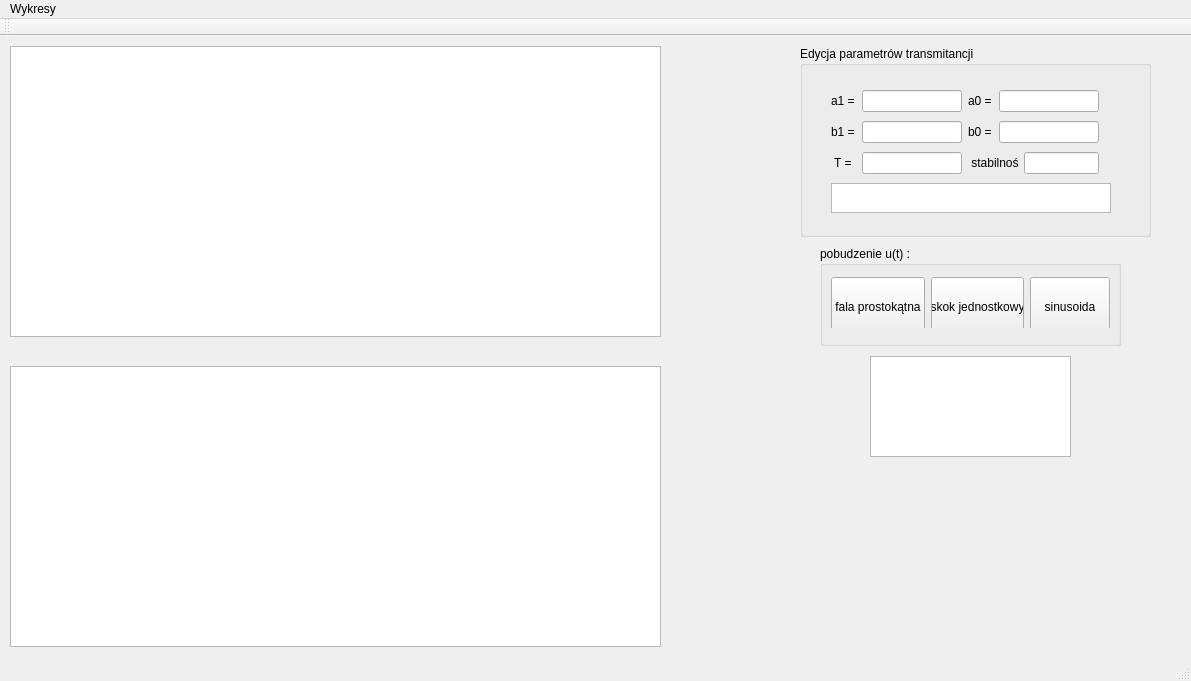
This is MMM_PL_JO/mainwindow.ui in julia-okuniewska/MMM_PL_JO as Qt 5 draws it before an edit. The edited form follows.
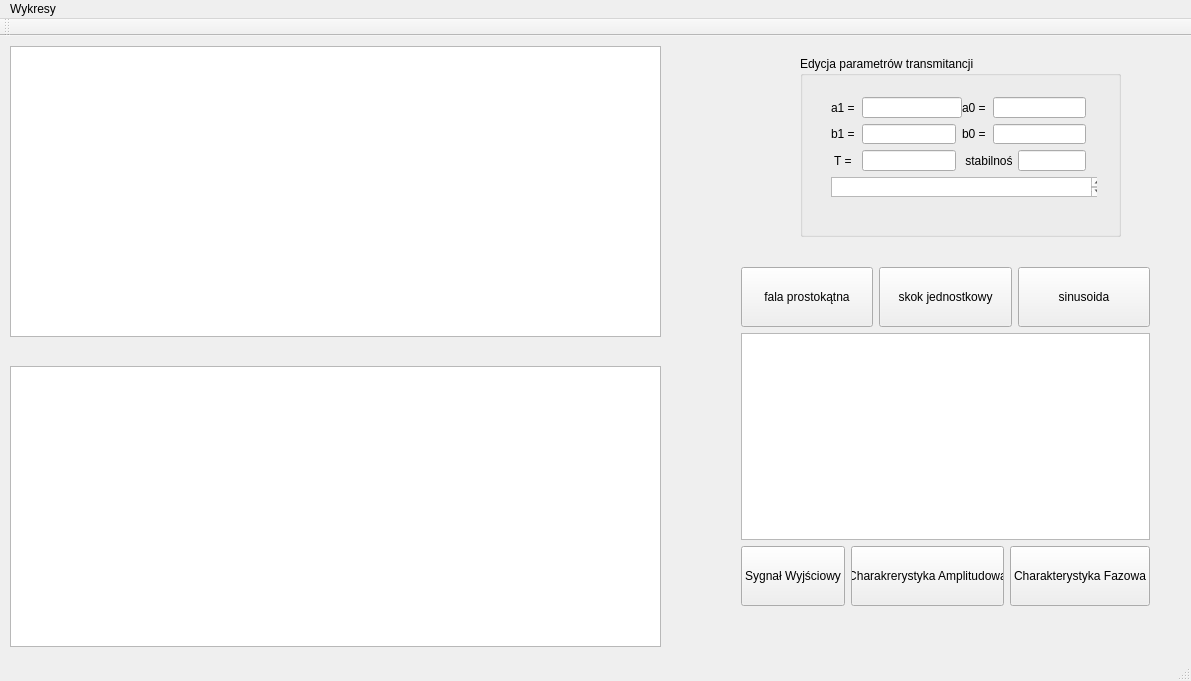
This is the edited form. Custom widgets are drawn as their Qt base class.

```diff
--- a/MMM_PL_JO/mainwindow.ui
+++ b/MMM_PL_JO/mainwindow.ui
@@ -24,89 +24,23 @@
      </rect>
     </property>
    </widget>
-   <widget class="QGroupBox" name="groupBox">
+   <widget class="QtCharts::QChartView" name="graphicsView_2">
     <property name="geometry">
      <rect>
-      <x>820</x>
-      <y>210</y>
-      <width>301</width>
-      <height>100</height>
+      <x>10</x>
+      <y>330</y>
+      <width>651</width>
+      <height>281</height>
      </rect>
     </property>
-    <property name="minimumSize">
-     <size>
-      <width>0</width>
-      <height>100</height>
-     </size>
-    </property>
-    <property name="maximumSize">
-     <size>
-      <width>16777215</width>
-      <height>100</height>
-     </size>
-    </property>
-    <property name="title">
-     <string>pobudzenie u(t) :</string>
-    </property>
-    <widget class="QWidget" name="horizontalLayoutWidget_3">
-     <property name="geometry">
-      <rect>
-       <x>0</x>
-       <y>20</y>
-       <width>301</width>
-       <height>62</height>
-      </rect>
-     </property>
-     <layout class="QHBoxLayout" name="horizontalLayout_3">
-      <item>
-       <widget class="QPushButton" name="pushButton">
-        <property name="minimumSize">
-         <size>
-          <width>0</width>
-          <height>60</height>
-         </size>
-        </property>
-        <property name="text">
-         <string>fala prostokątna</string>
-        </property>
-       </widget>
-      </item>
-      <item>
-       <widget class="QPushButton" name="pushButton_2">
-        <property name="minimumSize">
-         <size>
-          <width>0</width>
-          <height>60</height>
-         </size>
-        </property>
-        <property name="text">
-         <string>skok jednostkowy</string>
-        </property>
-       </widget>
-      </item>
-      <item>
-       <widget class="QPushButton" name="pushButton_3">
-        <property name="minimumSize">
-         <size>
-          <width>0</width>
-          <height>60</height>
-         </size>
-        </property>
-        <property name="text">
-         <string>sinusoida</string>
-        </property>
-       </widget>
-      </item>
-     </layout>
-    </widget>
    </widget>
    <widget class="QGroupBox" name="groupBox_2">
     <property name="geometry">
      <rect>
       <x>800</x>
-      <y>10</y>
-      <width>351</width>
-      <height>191</height>
+      <y>20</y>
+      <width>321</width>
+      <height>181</height>
      </rect>
     </property>
     <property name="title">
@@ -117,17 +51,11 @@
       <rect>
        <x>20</x>
        <y>30</y>
-       <width>302</width>
-       <height>151</height>
+       <width>277</width>
+       <height>122</height>
       </rect>
      </property>
-     <layout class="QFormLayout" name="formLayout">
-      <property name="labelAlignment">
-       <set>Qt::AlignCenter</set>
-      </property>
-      <property name="formAlignment">
-       <set>Qt::AlignCenter</set>
-      </property>
+     <layout class="QGridLayout" name="gridLayout">
       <item row="0" column="0">
        <layout class="QHBoxLayout" name="horizontalLayout">
         <item>
@@ -315,25 +243,109 @@
      </layout>
     </widget>
    </widget>
-   <widget class="QPlainTextEdit" name="transmitationWindow">
+   <widget class="QWidget" name="verticalLayoutWidget">
     <property name="geometry">
      <rect>
-      <x>870</x>
-      <y>320</y>
-      <width>201</width>
-      <height>101</height>
+      <x>730</x>
+      <y>220</y>
+      <width>431</width>
+      <height>361</height>
      </rect>
     </property>
-   </widget>
-   <widget class="QtCharts::QChartView" name="graphicsView_2">
-    <property name="geometry">
-     <rect>
-      <x>10</x>
-      <y>330</y>
-      <width>651</width>
-      <height>281</height>
-     </rect>
-    </property>
+    <layout class="QVBoxLayout" name="verticalLayout">
+     <item>
+      <layout class="QHBoxLayout" name="horizontalLayout_3">
+       <item>
+        <widget class="QPushButton" name="pushButton">
+         <property name="minimumSize">
+          <size>
+           <width>0</width>
+           <height>60</height>
+          </size>
+         </property>
+         <property name="text">
+          <string>fala prostokątna</string>
+         </property>
+        </widget>
+       </item>
+       <item>
+        <widget class="QPushButton" name="pushButton_2">
+         <property name="minimumSize">
+          <size>
+           <width>0</width>
+           <height>60</height>
+          </size>
+         </property>
+         <property name="text">
+          <string>skok jednostkowy</string>
+         </property>
+        </widget>
+       </item>
+       <item>
+        <widget class="QPushButton" name="pushButton_3">
+         <property name="minimumSize">
+          <size>
+           <width>0</width>
+           <height>60</height>
+          </size>
+         </property>
+         <property name="text">
+          <string>sinusoida</string>
+         </property>
+        </widget>
+       </item>
+      </layout>
+     </item>
+     <item>
+      <widget class="QPlainTextEdit" name="transmitationWindow"/>
+     </item>
+     <item>
+      <layout class="QHBoxLayout" name="horizontalLayout_8">
+       <item>
+        <widget class="QPushButton" name="pushButton_4">
+         <property name="minimumSize">
+          <size>
+           <width>0</width>
+           <height>60</height>
+          </size>
+         </property>
+         <property name="text">
+          <string>Sygnał Wyjściowy</string>
+         </property>
+        </widget>
+       </item>
+       <item>
+        <widget class="QPushButton" name="pushButton_5">
+         <property name="minimumSize">
+          <size>
+           <width>0</width>
+           <height>60</height>
+          </size>
+         </property>
+         <property name="text">
+          <string>Charakrerystyka Amplitudowa</string>
+         </property>
+        </widget>
+       </item>
+       <item>
+        <widget class="QPushButton" name="pushButton_6">
+         <property name="minimumSize">
+          <size>
+           <width>0</width>
+           <height>60</height>
+          </size>
+         </property>
+         <property name="text">
+          <string>Charakterystyka Fazowa</string>
+         </property>
+        </widget>
+       </item>
+      </layout>
+     </item>
+     <item>
+      <layout class="QHBoxLayout" name="horizontalLayout_7"/>
+     </item>
+    </layout>
    </widget>
   </widget>
   <widget class="QMenuBar" name="menuBar">
```
